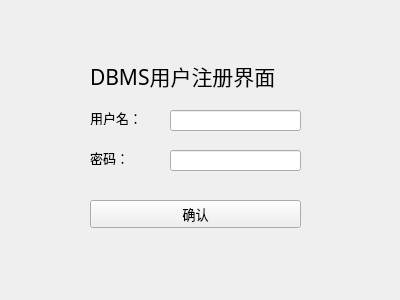
hanjiang1073/MyDBMS, file registframe.ui: the form before one commit.
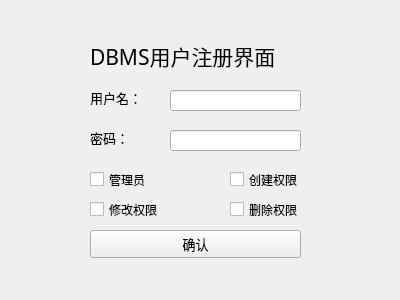
The form after the commit.

Patch:
```diff
--- a/registframe.ui
+++ b/registframe.ui
@@ -17,7 +17,7 @@
    <property name="geometry">
     <rect>
      <x>170</x>
-     <y>110</y>
+     <y>90</y>
      <width>131</width>
      <height>21</height>
     </rect>
@@ -27,7 +27,7 @@
    <property name="geometry">
     <rect>
      <x>90</x>
-     <y>200</y>
+     <y>230</y>
      <width>211</width>
      <height>28</height>
     </rect>
@@ -46,7 +46,7 @@
    <property name="geometry">
     <rect>
      <x>170</x>
-     <y>150</y>
+     <y>130</y>
      <width>131</width>
      <height>21</height>
     </rect>
@@ -56,7 +56,7 @@
    <property name="geometry">
     <rect>
      <x>90</x>
-     <y>60</y>
+     <y>40</y>
      <width>251</width>
      <height>31</height>
     </rect>
@@ -75,7 +75,7 @@
    <property name="geometry">
     <rect>
      <x>90</x>
-     <y>150</y>
+     <y>130</y>
      <width>72</width>
      <height>15</height>
     </rect>
@@ -94,7 +94,7 @@
    <property name="geometry">
     <rect>
      <x>90</x>
-     <y>110</y>
+     <y>90</y>
      <width>72</width>
      <height>15</height>
     </rect>
@@ -109,6 +109,58 @@
     <string>用户名：</string>
    </property>
   </widget>
+  <widget class="QCheckBox" name="dbaCheck">
+   <property name="geometry">
+    <rect>
+     <x>90</x>
+     <y>170</y>
+     <width>91</width>
+     <height>19</height>
+    </rect>
+   </property>
+   <property name="text">
+    <string>管理员</string>
+   </property>
+  </widget>
+  <widget class="QCheckBox" name="createCheck">
+   <property name="geometry">
+    <rect>
+     <x>230</x>
+     <y>170</y>
+     <width>91</width>
+     <height>19</height>
+    </rect>
+   </property>
+   <property name="text">
+    <string>创建权限</string>
+   </property>
+  </widget>
+  <widget class="QCheckBox" name="updateCheck">
+   <property name="geometry">
+    <rect>
+     <x>90</x>
+     <y>200</y>
+     <width>91</width>
+     <height>19</height>
+    </rect>
+   </property>
+   <property name="text">
+    <string>修改权限</string>
+   </property>
+  </widget>
+  <widget class="QCheckBox" name="deleteCheck">
+   <property name="geometry">
+    <rect>
+     <x>230</x>
+     <y>200</y>
+     <width>91</width>
+     <height>19</height>
+    </rect>
+   </property>
+   <property name="text">
+    <string>删除权限</string>
+   </property>
+  </widget>
  </widget>
  <resources/>
  <connections/>
```
Left out of the diff: 22 changed lines with no effect on the pictures.
